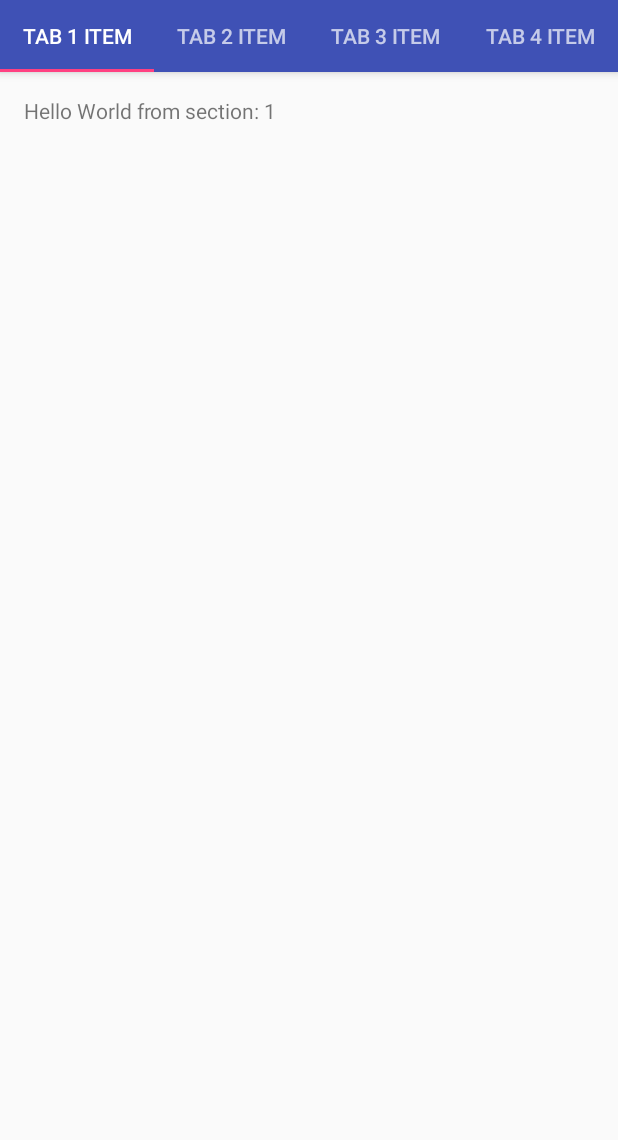
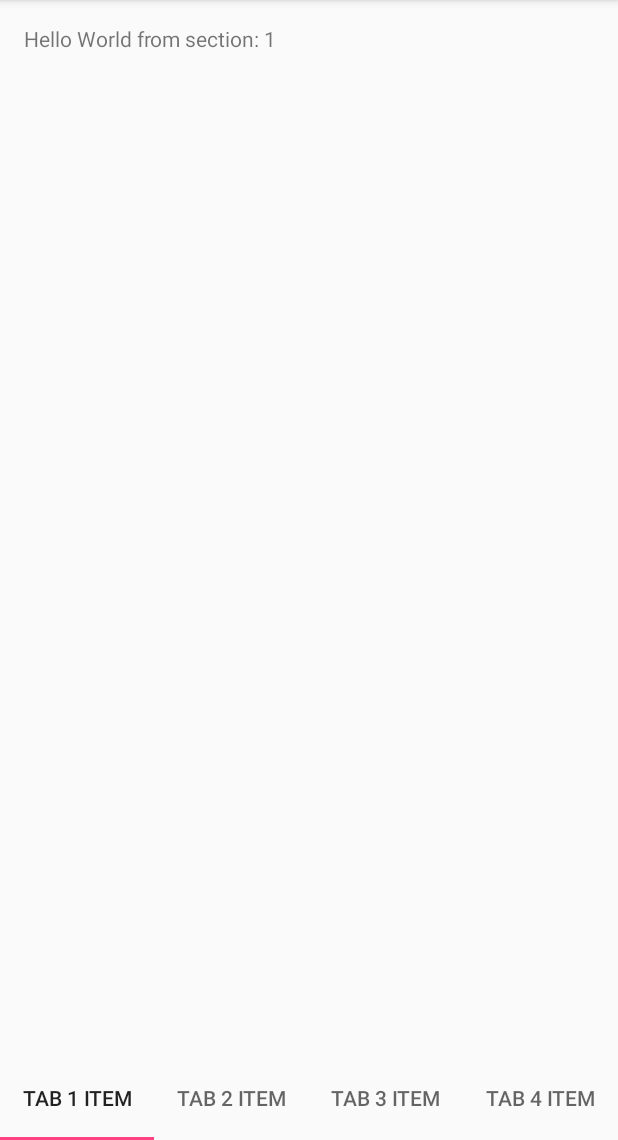
Before and after one commit to jesustrejo10/infinite-scroll-example, an Android app: the screen it shows after launch (TabActivity), on a phone screen of 412 x 824 dp, the part 96-1236 px from its top. Run offline under Robolectric (Android 15) with nearby library versions, the phone set to English and light mode, and no system bars.

Commit message:
Implementing tab layout at the bottom of the screen.

```diff
--- a/app/src/main/res/layout/activity_tab.xml
+++ b/app/src/main/res/layout/activity_tab.xml
@@ -7,6 +7,11 @@
     android:layout_height="match_parent"
     android:fitsSystemWindows="true"
     tools:context="com.jesustrejo10.infinitescrollexample.TabActivity">
+
+    <LinearLayout
+        android:layout_width="match_parent"
+        android:layout_height="match_parent"
+        android:orientation="vertical">
 
         <android.support.design.widget.AppBarLayout
             android:id="@+id/appbar"
@@ -27,20 +32,32 @@
 
             </android.support.v7.widget.Toolbar>
 
-        <android.support.design.widget.TabLayout
-            android:id="@+id/tabLayout"
+        </android.support.design.widget.AppBarLayout>
+
+        <FrameLayout
             android:layout_width="match_parent"
-            android:layout_height="wrap_content"
-            app:tabMode="fixed"
-            app:tabGravity="fill"/>
+            android:layout_height="match_parent"
+            app:layout_behavior="@string/appbar_scrolling_view_behavior">
 
-    </android.support.design.widget.AppBarLayout>
 
             <android.support.v4.view.ViewPager
                 android:id="@+id/container"
                 android:layout_width="match_parent"
                 android:layout_height="match_parent"
-        app:layout_behavior="@string/appbar_scrolling_view_behavior" />
+                android:layout_marginBottom="?attr/actionBarSize"/>
+
+
+            <android.support.design.widget.TabLayout
+                android:id="@+id/tabLayout"
+                android:layout_width="match_parent"
+                android:layout_height="?attr/actionBarSize"
+                android:layout_gravity="bottom"/>
+        </FrameLayout>
+
+
+    </LinearLayout>
+
+
 
 
 </android.support.design.widget.CoordinatorLayout>
```
Lines whose indentation alone changed are shown as unchanged.
